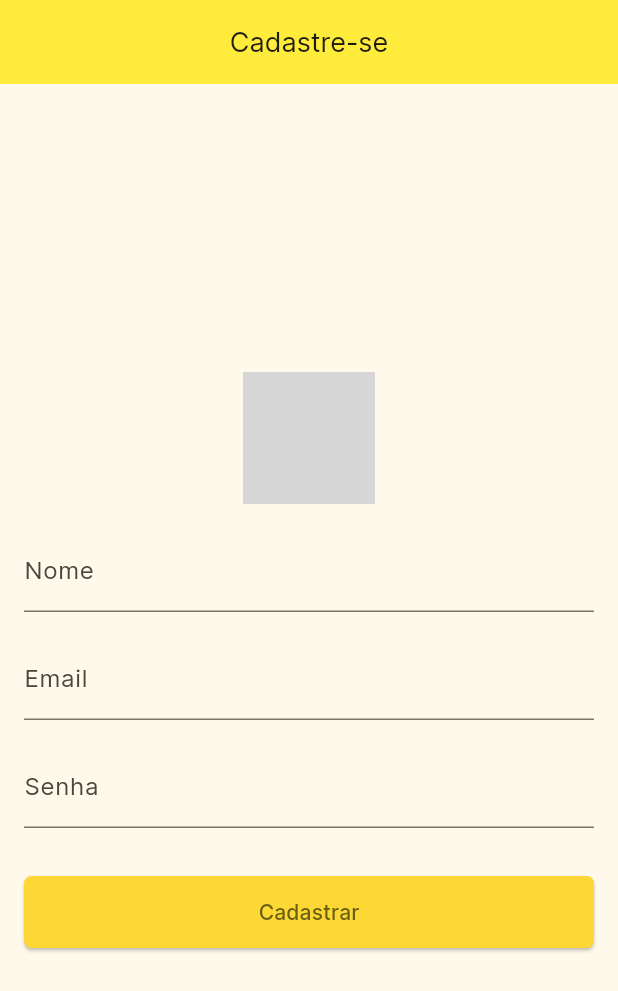
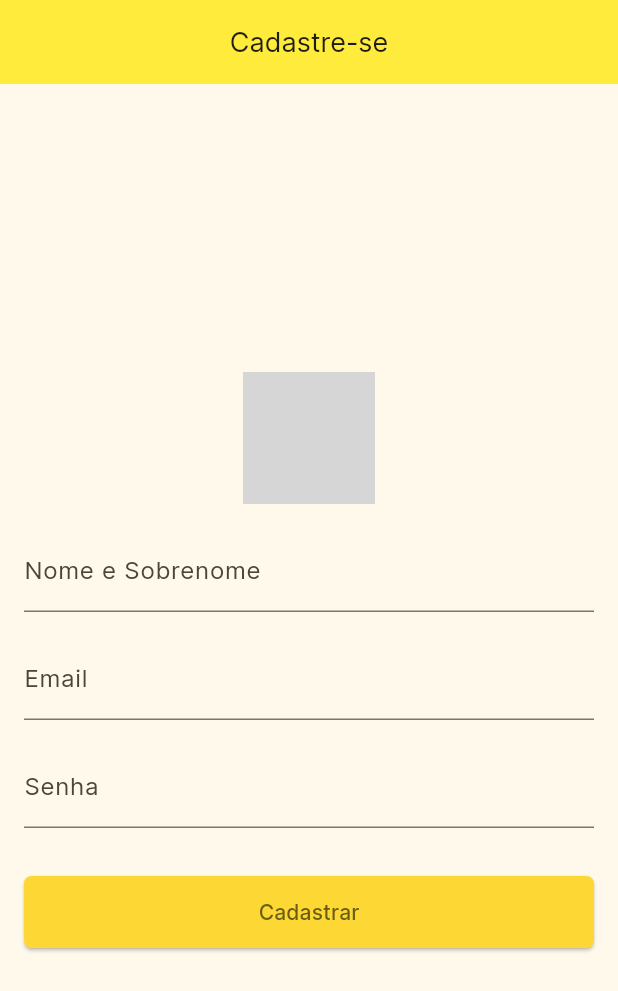
Before and after one commit to marcosmacedoo/app_contacts, a Flutter app: the CreateUserScreen screen opened directly, on a phone screen of 412 x 824 dp. Shown: the top 991 px of the screen. Run offline on Flutter 3.47's test engine with Material 2 defaults, Android fonts, the phone set to English and light mode, and no system bars; network calls fail; grey boxes are pictures that could not be loaded.

Commit message:
fix: Modificação no campo de Nome

```diff
--- a/lib/pages/create_user.dart
+++ b/lib/pages/create_user.dart
@@ -37,7 +37,7 @@ class _CreateUserScreen extends State<CreateUserScreen> {
             InputLarge(
                 controller: _nameController,
                 keyboardType: TextInputType.name,
-                labelText: 'Nome'),
+                labelText: 'Nome e Sobrenome'),
             InputLarge(
                 controller: _emailController,
                 keyboardType: TextInputType.name,
```
